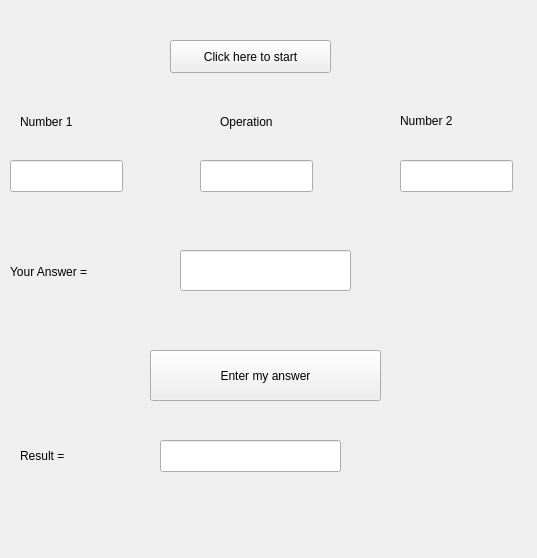
The window that mainwindow.ui (sherxyar/solid-maths) describes before a commit, drawn with Qt 5.
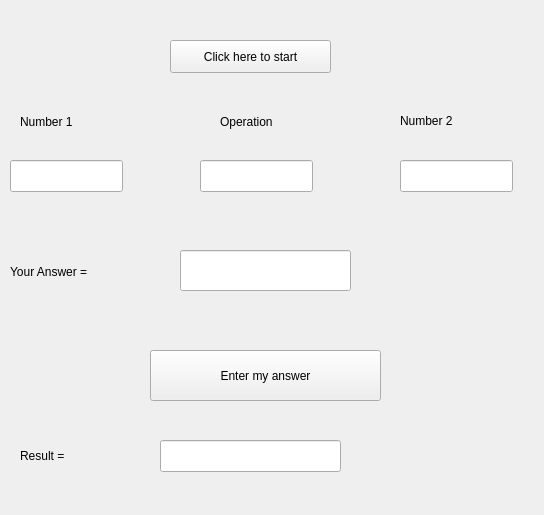
The same window after the commit.

```diff
--- a/mainwindow.ui
+++ b/mainwindow.ui
@@ -6,8 +6,8 @@
    <rect>
     <x>0</x>
     <y>0</y>
-    <width>537</width>
-    <height>558</height>
+    <width>544</width>
+    <height>515</height>
    </rect>
   </property>
   <property name="windowTitle">
```
